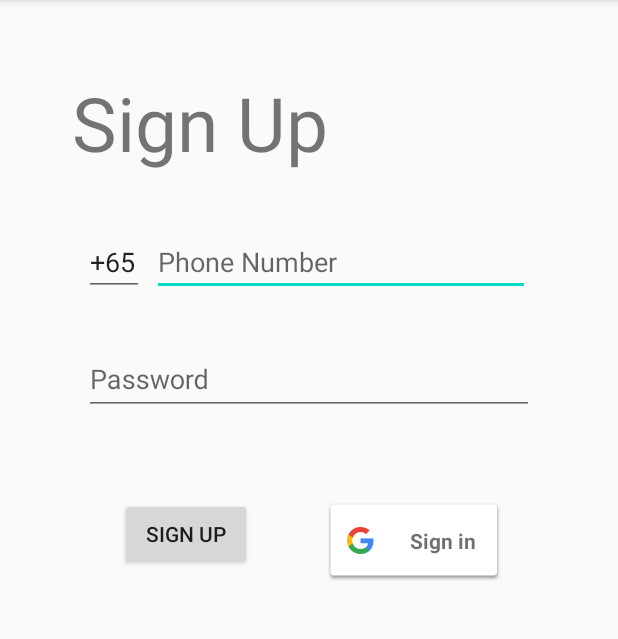
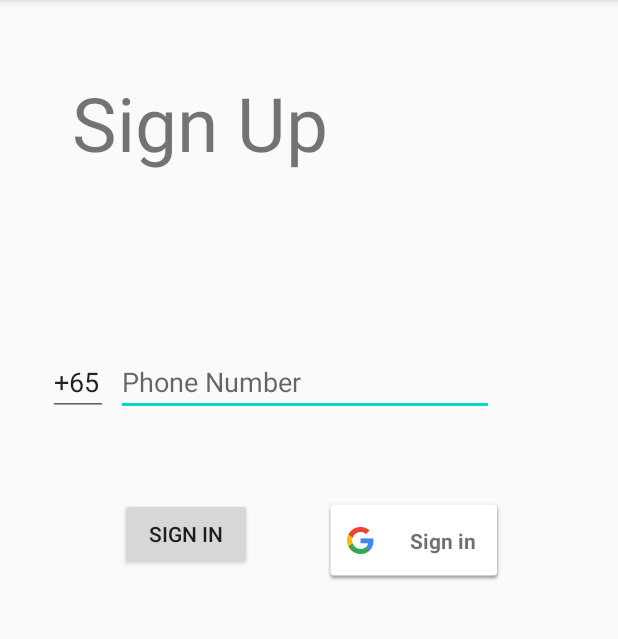
Before and after one commit to jhoong003/guavas2, an Android app: the screen it shows after launch (SignupActivity), on a phone screen of 412 x 824 dp, the part 84-723 px from its top. Run offline under Robolectric (Android 15) with nearby library versions, the phone set to English and light mode, and no system bars; our stand-ins replace Firebase (no records; nobody signed in at launch, a user with empty details on screens opened directly).

Commit message:
deleted sign in button, sign up button is used for both phone and google sign in. fixed sign out issues

```diff
--- a/app/src/main/java/com/example/guavas/SignupActivity.java
+++ b/app/src/main/java/com/example/guavas/SignupActivity.java
@@ -78,11 +78,11 @@ public class SignupActivity extends AppCompatActivity {
             public void onClick(View view) {
                 String phone = Objects.requireNonNull(Objects.requireNonNull(Phone).getText()).toString();
                 //String username = Objects.requireNonNull(Username.getEditText()).getText().toString();
-                String password = Objects.requireNonNull(Password.getEditText()).getText().toString();
+                //String password = Objects.requireNonNull(Password.getEditText()).getText().toString();
                 String countryCode = "+65";
 
                 if (TextUtils.isEmpty(phone)) Phone.setError("Phone cannot be empty");
-                else if (TextUtils.isEmpty(password)) Password.setError("Password cannot be empty");
+                //else if (TextUtils.isEmpty(password)) Password.setError("Password cannot be empty");
                 else if (!isPhoneValid(phone)) Phone.setError("Phone is invalid");
                 else {
                     RegisterProgress.setTitle(R.string.registering);
--- a/app/src/main/res/layout/signup.xml
+++ b/app/src/main/res/layout/signup.xml
@@ -29,11 +29,9 @@
         android:id="@+id/container1"
         android:layout_width="match_parent"
         android:layout_height="wrap_content"
-        android:layout_marginTop="120dp"
+        android:layout_marginTop="200dp"
         android:layout_marginBottom="15dp"
-        android:orientation="horizontal"
-        android:layout_alignLeft="@id/password"
-        android:layout_alignStart="@id/password">
+        android:orientation="horizontal">
         <com.google.android.material.textfield.TextInputEditText
             android:id="@+id/CountryCode"
             android:layout_width="40dp"
@@ -54,7 +52,7 @@
         </com.google.android.material.textfield.TextInputEditText>
     </LinearLayout>
 
-    <com.google.android.material.textfield.TextInputLayout
+    <!--<com.google.android.material.textfield.TextInputLayout
         android:id="@+id/password"
         android:layout_width="match_parent"
         android:layout_height="wrap_content"
@@ -72,7 +70,7 @@
             android:layout_height="wrap_content"
             android:hint="@string/password"
             android:inputType="textPassword" />
-    </com.google.android.material.textfield.TextInputLayout>
+    </com.google.android.material.textfield.TextInputLayout>-->
 
 
     <LinearLayout
@@ -90,7 +88,7 @@
             android:layout_marginEnd="48dp"
             android:layout_marginTop="300dp"
             android:layout_marginBottom="64dp"
-            android:text="@string/sign_up" />
+            android:text="@string/sign_in" />
 
         <com.google.android.gms.common.SignInButton
             android:id="@+id/login_btn2"
```
Also changed, not shown: app/src/main/java/com/example/guavas/ProfileActivity.java (+19 -7 lines).
